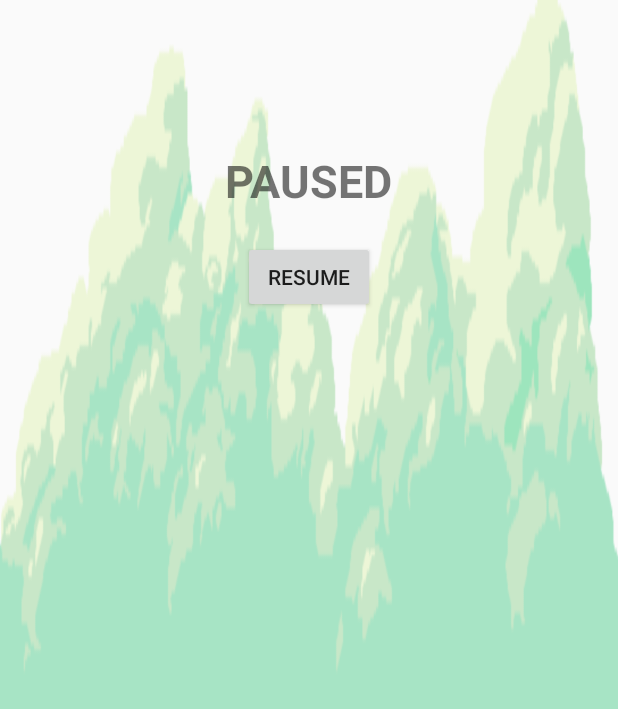
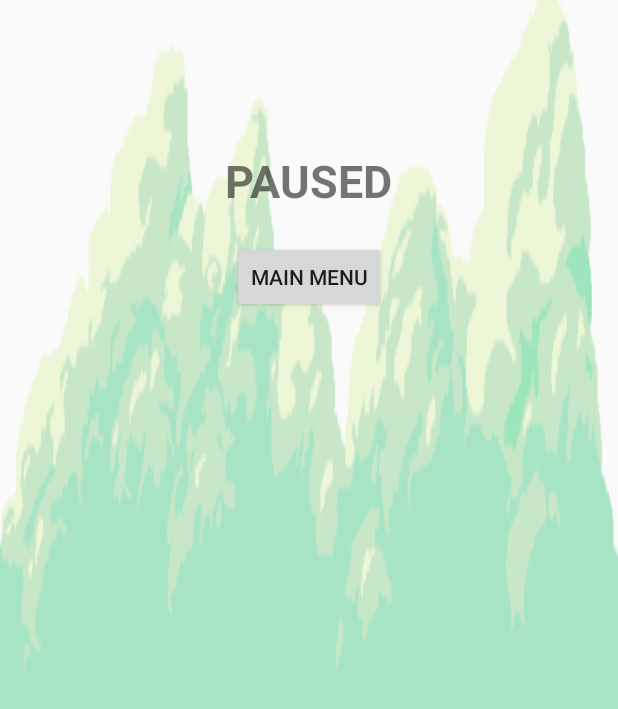
Before and after one commit to ecs160ss12019/Apples, an Android app: the layout pause_popup_window.xml on its own in the app's theme, with its tools: preview values and no code run, on a phone screen of 412 x 824 dp. Shown: the top 709 px of the screen. Run offline under Robolectric (Android 15) with nearby library versions, the light colour scheme and no system bars.

Commit message:
changed resume button feature to main menu return
works like a charm

```diff
--- a/SuperBreakout/app/src/main/res/layout/pause_popup_window.xml
+++ b/SuperBreakout/app/src/main/res/layout/pause_popup_window.xml
@@ -16,15 +16,14 @@
         android:text="Paused" />
 
     <Button
-        android:id="@+id/resumeButton"
+        android:id="@+id/mainMenuButton"
         android:layout_width="wrap_content"
         android:layout_height="wrap_content"
         android:layout_below="@+id/pauseLabel"
         android:layout_centerHorizontal="true"
         android:layout_marginTop="20dp"
         android:gravity="center"
-        android:onClick="resume"
-        android:text="Resume"
+        android:text="Main Menu"
         android:textAllCaps="true" />
 
 </RelativeLayout>
```
Also changed, not shown: SuperBreakout/app/src/main/java/com/example/superbreakout/PauseMenuPopUp.java (+13 -0 lines).
